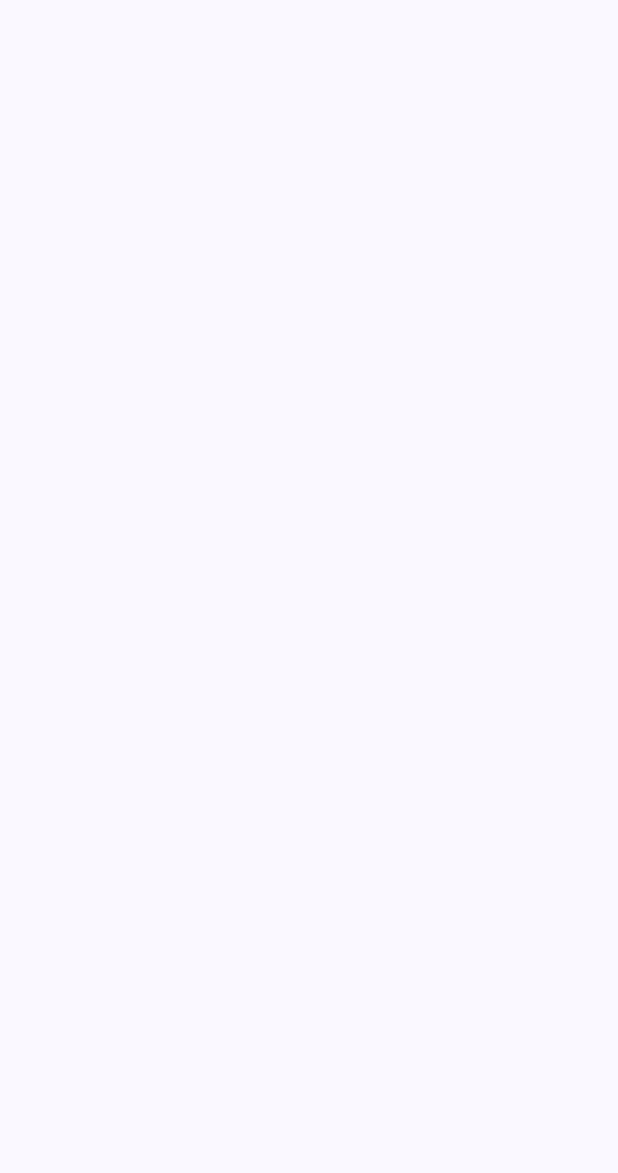
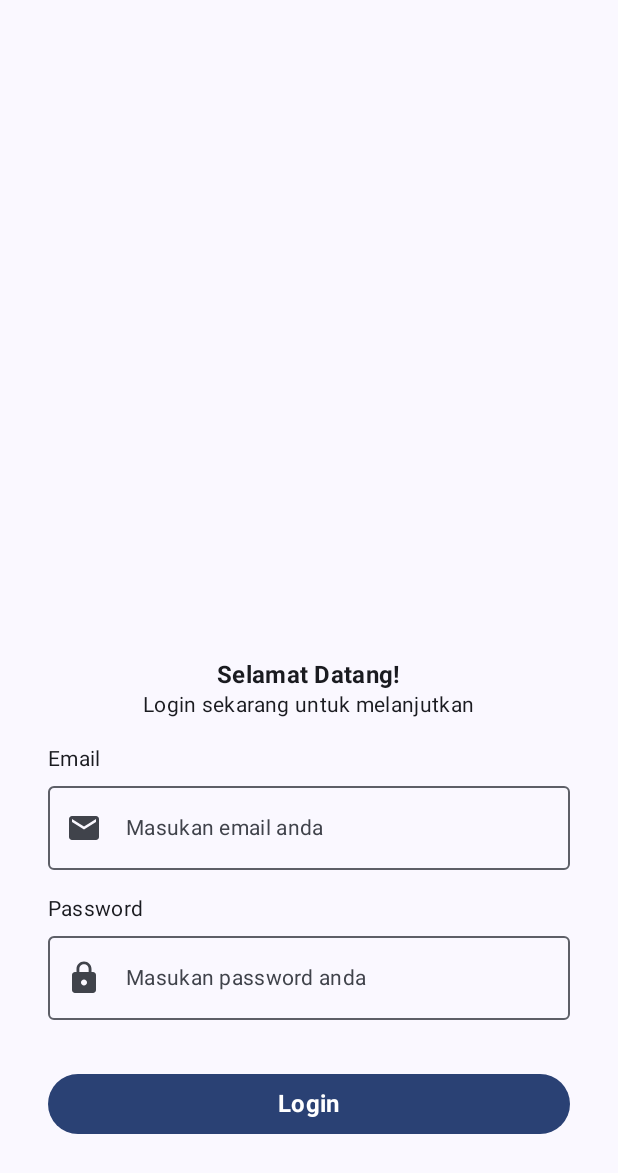
Before and after one commit to Ophirmdhn/story-app-compose, an Android app built with Jetpack Compose: the screen it shows after launch (MainActivity), on a phone screen of 412 x 824 dp. Before the commit the part shown is empty. Shown: the top 1173 px of the screen. Run offline under Robolectric (Android 15) with nearby library versions, the phone set to English and light mode, and no system bars; our stand-ins replace Dagger/Hilt's generated code.

Commit message:
feat: create a login feature

```diff
--- a/app/src/main/AndroidManifest.xml
+++ b/app/src/main/AndroidManifest.xml
@@ -2,7 +2,10 @@
 <manifest xmlns:android="http://schemas.android.com/apk/res/android"
     xmlns:tools="http://schemas.android.com/tools">
 
+    <uses-permission android:name="android.permission.INTERNET"/>
+
     <application
+        android:name=".MyApplication"
         android:allowBackup="true"
         android:dataExtractionRules="@xml/data_extraction_rules"
         android:fullBackupContent="@xml/backup_rules"
--- a/app/src/main/java/com/ophi/storyappcompose/MainActivity.kt
+++ b/app/src/main/java/com/ophi/storyappcompose/MainActivity.kt
@@ -10,19 +10,21 @@ import androidx.compose.material3.Text
 import androidx.compose.runtime.Composable
 import androidx.compose.ui.Modifier
 import androidx.compose.ui.tooling.preview.Preview
+import com.ophi.storyappcompose.story.presentation.screen.login.LoginScreen
 import com.ophi.storyappcompose.ui.theme.StoryAppComposeTheme
+import dagger.hilt.android.AndroidEntryPoint
 
+@AndroidEntryPoint
 class MainActivity : ComponentActivity() {
     override fun onCreate(savedInstanceState: Bundle?) {
         super.onCreate(savedInstanceState)
         setContent {
             StoryAppComposeTheme {
-                // A surface container using the 'background' color from the theme
                 Surface(
                     modifier = Modifier.fillMaxSize(),
                     color = MaterialTheme.colorScheme.background
                 ) {
-
+                    LoginScreen()
                 }
             }
         }
--- /dev/null
+++ b/app/src/main/java/com/ophi/storyappcompose/MyApplication.kt
@@ -0,0 +1,7 @@
+package com.ophi.storyappcompose
+
+import android.app.Application
+import dagger.hilt.android.HiltAndroidApp
+
+@HiltAndroidApp
+class MyApplication: Application()
--- /dev/null
+++ b/app/src/main/java/com/ophi/storyappcompose/di/AppModule.kt
@@ -0,0 +1,28 @@
+package com.ophi.storyappcompose.di
+
+import com.ophi.storyappcompose.story.data.remote.ApiService
+import com.ophi.storyappcompose.util.Constant.BASE_URL
+import dagger.Module
+import dagger.Provides
+import dagger.hilt.InstallIn
+import dagger.hilt.components.SingletonComponent
+import retrofit2.Retrofit
+import retrofit2.converter.gson.GsonConverterFactory
+import javax.inject.Singleton
+
+
+@InstallIn(SingletonComponent::class)
+@Module
+object AppModule {
+
+    @Singleton
+    @Provides
+    fun provideApi(): ApiService {
+        return Retrofit
+            .Builder()
+            .baseUrl(BASE_URL)
+            .addConverterFactory(GsonConverterFactory.create())
+            .build()
+            .create(ApiService::class.java)
+    }
+}
--- /dev/null
+++ b/app/src/main/java/com/ophi/storyappcompose/story/data/remote/ApiService.kt
@@ -0,0 +1,17 @@
+package com.ophi.storyappcompose.story.data.remote
+
+import com.ophi.storyappcompose.story.domain.model.LoginResponse
+import retrofit2.http.Field
+import retrofit2.http.FormUrlEncoded
+import retrofit2.http.POST
+
+interface ApiService {
+
+    @FormUrlEncoded
+    @POST("login")
+    suspend fun login(
+        @Field("email") email: String,
+        @Field("password") password: String
+    ): LoginResponse
+
+}
--- /dev/null
+++ b/app/src/main/java/com/ophi/storyappcompose/story/data/repository/AuthRepository.kt
@@ -0,0 +1,16 @@
+package com.ophi.storyappcompose.story.data.repository
+
+import com.ophi.storyappcompose.story.data.remote.ApiService
+import com.ophi.storyappcompose.story.domain.model.LoginResponse
+import kotlinx.coroutines.flow.Flow
+import kotlinx.coroutines.flow.flowOf
+import javax.inject.Inject
+
+class AuthRepository @Inject constructor(
+    private val apiService: ApiService
+) {
+
+    suspend fun login(email: String, password: String): Flow<LoginResponse> {
+        return flowOf(apiService.login(email, password))
+    }
+}
--- /dev/null
+++ b/app/src/main/java/com/ophi/storyappcompose/story/presentation/screen/login/LoginScreen.kt
@@ -0,0 +1,220 @@
+package com.ophi.storyappcompose.story.presentation.screen.login
+
+import android.util.Log
+import android.widget.Toast
+import androidx.compose.foundation.layout.Arrangement
+import androidx.compose.foundation.layout.Column
+import androidx.compose.foundation.layout.fillMaxSize
+import androidx.compose.foundation.layout.fillMaxWidth
+import androidx.compose.foundation.layout.padding
+import androidx.compose.foundation.rememberScrollState
+import androidx.compose.foundation.text.KeyboardOptions
+import androidx.compose.foundation.verticalScroll
+import androidx.compose.material.icons.Icons
+import androidx.compose.material.icons.filled.Email
+import androidx.compose.material.icons.filled.Lock
+import androidx.compose.material3.Button
+import androidx.compose.material3.ExperimentalMaterial3Api
+import androidx.compose.material3.Icon
+import androidx.compose.material3.MaterialTheme
+import androidx.compose.material3.OutlinedTextField
+import androidx.compose.material3.Text
+import androidx.compose.runtime.Composable
+import androidx.compose.runtime.LaunchedEffect
+import androidx.compose.runtime.collectAsState
+import androidx.compose.runtime.getValue
+import androidx.compose.runtime.mutableStateOf
+import androidx.compose.runtime.remember
+import androidx.compose.runtime.saveable.rememberSaveable
+import androidx.compose.runtime.setValue
+import androidx.compose.ui.Alignment
+import androidx.compose.ui.Modifier
+import androidx.compose.ui.platform.LocalContext
+import androidx.compose.ui.text.font.FontWeight
+import androidx.compose.ui.text.input.KeyboardType
+import androidx.compose.ui.text.input.PasswordVisualTransformation
+import androidx.compose.ui.text.input.TextFieldValue
+import androidx.compose.ui.unit.dp
+import androidx.compose.ui.unit.sp
+import androidx.hilt.navigation.compose.hiltViewModel
+import com.ophi.storyappcompose.story.presentation.util.AuthState
+import com.ophi.storyappcompose.story.presentation.util.component.Loading
+
+@Composable
+fun LoginScreen(
+    modifier: Modifier = Modifier,
+    viewModel: LoginViewModel = hiltViewModel()
+) {
+
+    var username by rememberSaveable (stateSaver = TextFieldValue.Saver) {
+        mutableStateOf(TextFieldValue())
+    }
+    var password by rememberSaveable (stateSaver = TextFieldValue.Saver) {
+        mutableStateOf(TextFieldValue())
+    }
+
+    val context = LocalContext.current
+    LoginContent(
+        usernameText = username,
+        passwordText = password,
+        onUsernameChange = { username = it },
+        onPasswordChange = { password = it },
+        onLoginClick = { username, password ->
+            viewModel.login(username, password)
+        },
+        modifier = modifier
+    )
+
+    val uiState = viewModel.uiState.collectAsState(AuthState.Unauthorized).value
+    val isLoading = remember { mutableStateOf(false) }
+
+    if (isLoading.value) { Loading() }
+
+    LaunchedEffect(key1 = uiState) {
+        when (uiState) {
+            is AuthState.Loading -> {
+                isLoading.value = true
+            }
+
+            is AuthState.Success -> {
+                Toast.makeText(context, "Login Berhasil", Toast.LENGTH_SHORT).show()
+                Log.d("Login", "Login Berhasil")
+                isLoading.value = false
+            }
+
+            is AuthState.Error -> {
+                Toast.makeText(context, uiState.errorMessage, Toast.LENGTH_SHORT).show()
+                isLoading.value = false
+            }
+
+            else -> {}
+        }
+    }
+}
+
+
+@OptIn(ExperimentalMaterial3Api::class)
+@Composable
+fun LoginContent(
+    modifier: Modifier = Modifier,
+    usernameText: TextFieldValue = TextFieldValue(""),
+    passwordText: TextFieldValue = TextFieldValue(""),
+    onUsernameChange: (TextFieldValue) -> Unit = {},
+    onPasswordChange: (TextFieldValue) -> Unit = {},
+    onLoginClick: (username: String, password: String) -> Unit
+) {
+    Column(
+        modifier = modifier
+            .fillMaxSize()
+            .padding(start = 32.dp, end = 32.dp, bottom = 64.dp)
+            .verticalScroll(rememberScrollState()),
+        verticalArrangement = Arrangement.Bottom,
+    ) {
+        Column(
+            Modifier.fillMaxWidth(),
+            horizontalAlignment = Alignment.CenterHorizontally
+        ) {
+            Text(
+                modifier = Modifier.padding(top = 8.dp),
+                text = "Selamat Datang!",
+                fontWeight = FontWeight.Bold,
+                style = MaterialTheme.typography.bodyMedium.copy(
+                    fontSize = 16.sp
+                )
+            )
+            Text(
+                text = "Login sekarang untuk melanjutkan",
+                fontWeight = FontWeight.Normal,
+                style = MaterialTheme.typography.bodyMedium.copy(
+                    fontSize = 14.sp
+                )
+            )
+        }
+        Text(
+            modifier = Modifier.padding(top = 16.dp),
+            text = "Email",
+            fontWeight = FontWeight.Normal,
+            style = MaterialTheme.typography.bodyMedium.copy(
+                fontSize = 14.sp
+            )
+        )
+        OutlinedTextField(
+            modifier = Modifier.fillMaxWidth(),
+            value = usernameText,
+            singleLine = true,
+            leadingIcon = {
+                Icon(
+                    imageVector = Icons.Default.Email,
+                    contentDescription = null
+                )
+            },
+            onValueChange = onUsernameChange,
+            label = {
+                Text(
+                    text = "Masukan email anda",
+                    fontWeight = FontWeight.Normal,
+                    style = MaterialTheme.typography.bodyMedium.copy(
+                        fontSize = 14.sp
+                    )
+                )
+            }
+        )
+        Text(
+            modifier = Modifier.padding(top = 16.dp),
+            text = "Password",
+            fontWeight = FontWeight.Normal,
+            style = MaterialTheme.typography.bodyMedium.copy(
+                fontSize = 14.sp
+            )
+        )
+        OutlinedTextField(
+            modifier = Modifier.fillMaxWidth(),
+            value = passwordText,
+            singleLine = true,
+            leadingIcon = {
+                Icon(
+                    imageVector = Icons.Default.Lock,
+                    contentDescription = null
+                )
+            },
+//            trailingIcon = {
+//                IconButton(onClick =  onVisiblePasswordChange ) {
+//                    val visibilityIcon =
+//                        if (visiblePassword) Icons.Filled.Vis else Icons.Filled.VisibilityOff
+//                    // Please provide localized description for accessibility services
+//                    val description = if (visiblePassword) "Show password" else "Hide password"
+//                    Icon(imageVector = visibilityIcon, contentDescription = description)
+//                }
+//            },
+            onValueChange = onPasswordChange,
+            maxLines = 1,
+            label = {
+                Text(
+                    text = "Masukan password anda",
+                    fontWeight = FontWeight.Normal,
+                    style = MaterialTheme.typography.bodyMedium.copy(
+                        fontSize = 14.sp
+                    )
+                )
+            },
+            visualTransformation = PasswordVisualTransformation(),
+            keyboardOptions = KeyboardOptions(keyboardType = KeyboardType.Password)
+        )
+        Button(
+            modifier = Modifier
+                .fillMaxWidth()
+                .padding(top = 32.dp),
+            onClick = {
+                onLoginClick(usernameText.text, passwordText.text)
+            }
+        ) {
+            Text(
+                text = "Login",
+                fontWeight = FontWeight.Bold,
+                style = MaterialTheme.typography.bodyMedium.copy(
+                    fontSize = 16.sp
+                )
+            )
+        }
+    }
+}
--- /dev/null
+++ b/app/src/main/java/com/ophi/storyappcompose/story/presentation/screen/login/LoginViewModel.kt
@@ -0,0 +1,54 @@
+package com.ophi.storyappcompose.story.presentation.screen.login
+
+import android.util.Log
+import androidx.lifecycle.ViewModel
+import androidx.lifecycle.viewModelScope
+import com.google.gson.Gson
+import com.ophi.storyappcompose.story.data.repository.AuthRepository
+import com.ophi.storyappcompose.story.domain.model.LoginResponse
+import com.ophi.storyappcompose.story.presentation.util.AuthState
+import dagger.hilt.android.lifecycle.HiltViewModel
+import kotlinx.coroutines.flow.MutableStateFlow
+import kotlinx.coroutines.flow.catch
+import kotlinx.coroutines.launch
+import retrofit2.HttpException
+import javax.inject.Inject
+
+@HiltViewModel
+class LoginViewModel @Inject constructor(
+    private val repository: AuthRepository
+) : ViewModel() {
+
+    private val _uiState : MutableStateFlow<AuthState<LoginResponse>> =
+        MutableStateFlow(AuthState.Unauthorized)
+
+//    val uiState = _uiState.asStateFlow()
+
+    val uiState: MutableStateFlow<AuthState<LoginResponse>>
+        get() = _uiState
+
+    fun login(email: String, password: String) {
+        _uiState.value = AuthState.Loading
+        viewModelScope.launch {
+            try {
+                repository.login(email, password)
+                    .catch {
+                        _uiState.value = AuthState.Error(it.message.toString())
+                    }
+                    .collect {
+                        if (!it.error) {
+                            _uiState.value = AuthState.Success(it)
+                            Log.d("Login Success", it.loginResult.token)
+                        } else {
+                            _uiState.value = AuthState.Error("Login Failed")
+                            Log.d("Login Failed", "Gagal Login")
+                        }
+                    }
+            } catch (e: HttpException) {
+                val errorBody = e.response()?.errorBody()?.string()
+                val errorResponse = Gson().fromJson(errorBody, LoginResponse::class.java)
+                _uiState.value = AuthState.Error(errorResponse.message)
+            }
+        }
+    }
+}
--- /dev/null
+++ b/app/src/main/java/com/ophi/storyappcompose/story/presentation/util/AuthState.kt
@@ -0,0 +1,9 @@
+package com.ophi.storyappcompose.story.presentation.util
+
+sealed class AuthState<out T> private constructor(){
+
+    object Unauthorized : AuthState<Nothing>()
+    object Loading : AuthState<Nothing>()
+    data class Success<out T: Any>(val data: T) : AuthState<T>()
+    data class Error(val errorMessage: String) : AuthState<Nothing>()
+}
--- /dev/null
+++ b/app/src/main/java/com/ophi/storyappcompose/util/Constant.kt
@@ -0,0 +1,5 @@
+package com.ophi.storyappcompose.util
+
+object Constant {
+    const val BASE_URL = "https://story-api.dicoding.dev/v1/"
+}
--- a/build.gradle.kts
+++ b/build.gradle.kts
@@ -2,4 +2,5 @@
 plugins {
     id("com.android.application") version "8.1.4" apply false
     id("org.jetbrains.kotlin.android") version "1.8.10" apply false
+    id("com.google.dagger.hilt.android") version "2.44" apply false
 }
```
Also changed, not shown: app/build.gradle.kts (+17 -3 lines), app/src/main/java/com/ophi/storyappcompose/story/domain/model/LoginResponse.kt (added, +27 -0 lines), app/src/main/java/com/ophi/storyappcompose/story/presentation/util/component/Loading.kt (added, +18 -0 lines).
